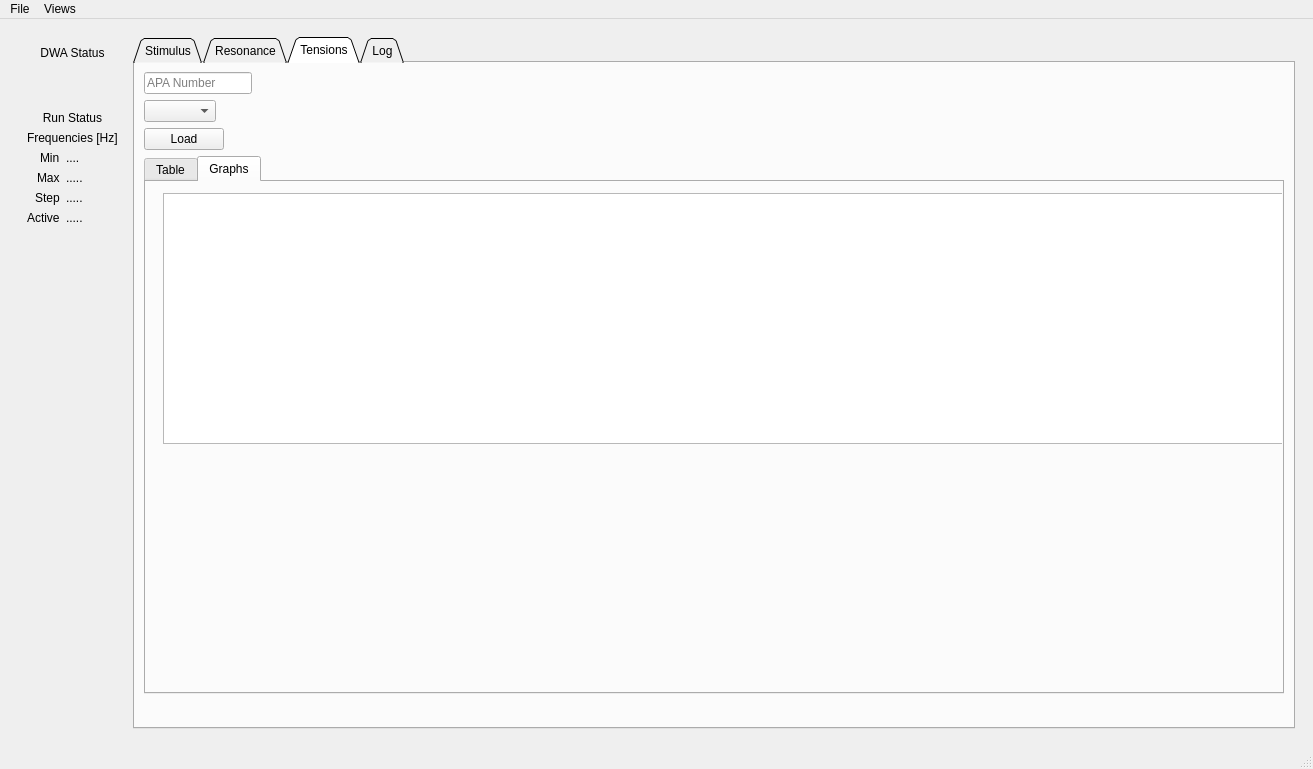
Old version of the form DAQ/python/dwaDaqUI.ui in the repository dunewires/ElectricalMethod.
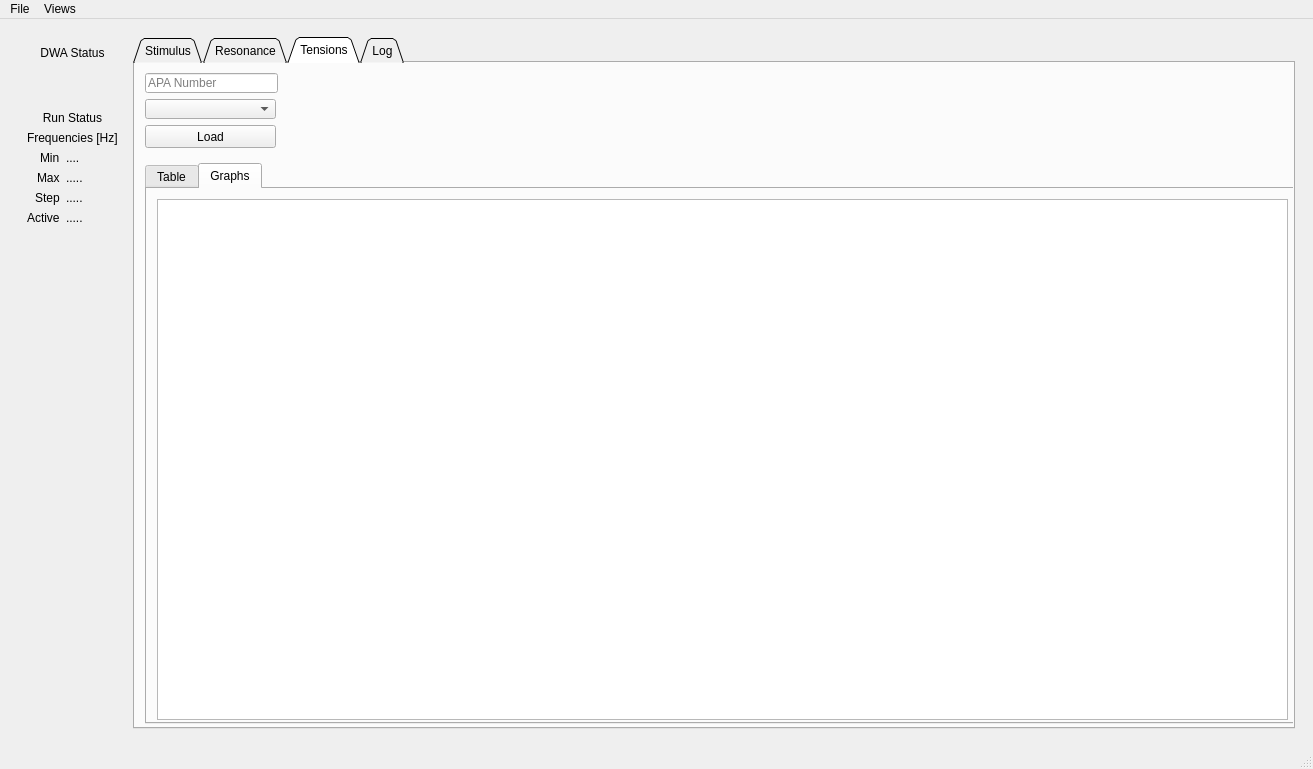
New version of the form. The open tabs and pages were chosen to show the change. Custom widgets are drawn as their Qt base class.

Commit message: Tension Tab update

Patch:
```diff
--- a/DAQ/python/dwaDaqUI.ui
+++ b/DAQ/python/dwaDaqUI.ui
@@ -769,39 +769,15 @@
           <attribute name="title">
            <string>Tensions</string>
           </attribute>
-          <layout class="QVBoxLayout" name="verticalLayout_2">
-           <item>
-            <layout class="QFormLayout" name="formLayout">
-             <property name="fieldGrowthPolicy">
-              <enum>QFormLayout::ExpandingFieldsGrow</enum>
-             </property>
-             <item row="1" column="0">
-              <widget class="QLineEdit" name="pointerTableApaUuid">
-               <property name="autoFillBackground">
-                <bool>false</bool>
-               </property>
-               <property name="text">
-                <string/>
-               </property>
-               <property name="placeholderText">
-                <string>APA Number</string>
-               </property>
-              </widget>
-             </item>
-             <item row="2" column="0">
-              <widget class="QComboBox" name="tensionStageComboBox"/>
-             </item>
-             <item row="3" column="0">
-              <widget class="QPushButton" name="btnLoadTensions">
-               <property name="text">
-                <string>Load</string>
-               </property>
-              </widget>
-             </item>
-            </layout>
-           </item>
-           <item>
             <widget class="QTabWidget" name="tabWidget_2">
+           <property name="geometry">
+            <rect>
+             <x>10</x>
+             <y>100</y>
+             <width>1151</width>
+             <height>561</height>
+            </rect>
+           </property>
              <property name="currentIndex">
               <number>0</number>
              </property>
@@ -827,22 +803,68 @@
               <widget class="GraphicsLayoutWidget" name="tensionGLW">
                <property name="geometry">
                 <rect>
-                 <x>17</x>
-                 <y>11</y>
-                 <width>1141</width>
-                 <height>251</height>
+               <x>10</x>
+               <y>10</y>
+               <width>1131</width>
+               <height>521</height>
                 </rect>
                </property>
               </widget>
              </widget>
             </widget>
-           </item>
-           <item>
             <widget class="QWidget" name="widget_4" native="true">
+           <property name="geometry">
+            <rect>
+             <x>9</x>
+             <y>645</y>
+             <width>18</width>
+             <height>18</height>
+            </rect>
+           </property>
              <layout class="QHBoxLayout" name="horizontalLayout_7"/>
             </widget>
-           </item>
-          </layout>
+          <widget class="QPushButton" name="btnLoadTensions">
+           <property name="geometry">
+            <rect>
+             <x>10</x>
+             <y>62</y>
+             <width>131</width>
+             <height>23</height>
+            </rect>
+           </property>
+           <property name="text">
+            <string>Load</string>
+           </property>
+          </widget>
+          <widget class="QLineEdit" name="pointerTableApaUuid">
+           <property name="geometry">
+            <rect>
+             <x>10</x>
+             <y>10</y>
+             <width>133</width>
+             <height>20</height>
+            </rect>
+           </property>
+           <property name="autoFillBackground">
+            <bool>false</bool>
+           </property>
+           <property name="text">
+            <string/>
+           </property>
+           <property name="placeholderText">
+            <string>APA Number</string>
+           </property>
+          </widget>
+          <widget class="QComboBox" name="tensionStageComboBox">
+           <property name="geometry">
+            <rect>
+             <x>10</x>
+             <y>36</y>
+             <width>131</width>
+             <height>20</height>
+            </rect>
+           </property>
+          </widget>
          </widget>
          <widget class="QWidget" name="tabLog">
           <attribute name="title">
```
Left out of the diff: 2 changed lines with no effect on the pictures. Lines whose indentation alone changed are shown as unchanged. The commit also changes 1 other file.
